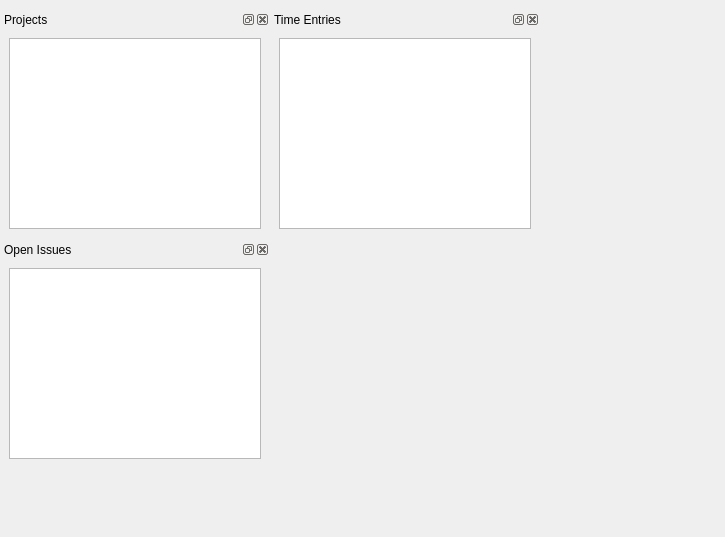
First picture: the form in widgets/mainwindow.ui, repository xvjau/RedClient, before the edit.
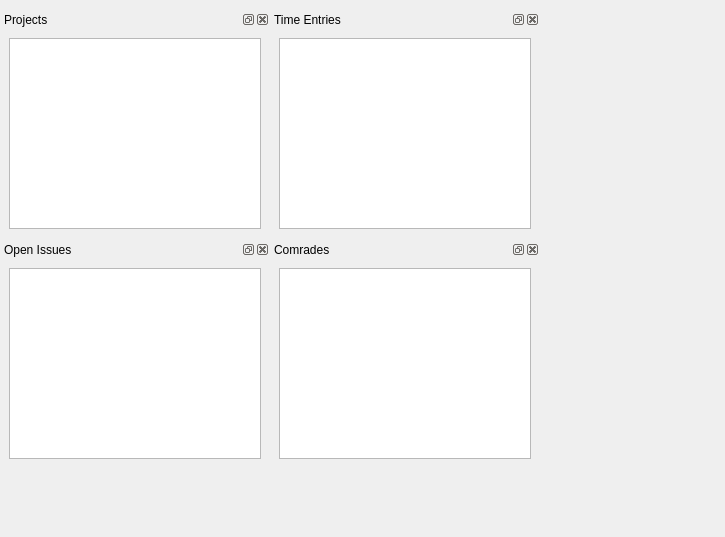
Second picture: the form after the edit.

Commit message: Added users to widgets.

```diff
--- a/widgets/mainwindow.ui
+++ b/widgets/mainwindow.ui
@@ -83,6 +83,26 @@
     </layout>
    </widget>
   </widget>
+  <widget class="QDockWidget" name="dockWidget_4">
+   <property name="geometry">
+    <rect>
+     <x>270</x>
+     <y>240</y>
+     <width>270</width>
+     <height>228</height>
+    </rect>
+   </property>
+   <property name="windowTitle">
+    <string>Comrades</string>
+   </property>
+   <widget class="QWidget" name="dockWidgetContents_4">
+    <layout class="QGridLayout" name="gridLayout_4">
+     <item row="0" column="0">
+      <widget class="QTableView" name="tvUsers"/>
+     </item>
+    </layout>
+   </widget>
+  </widget>
  </widget>
  <resources/>
  <connections/>
```
The commit also changes 2 other files.
